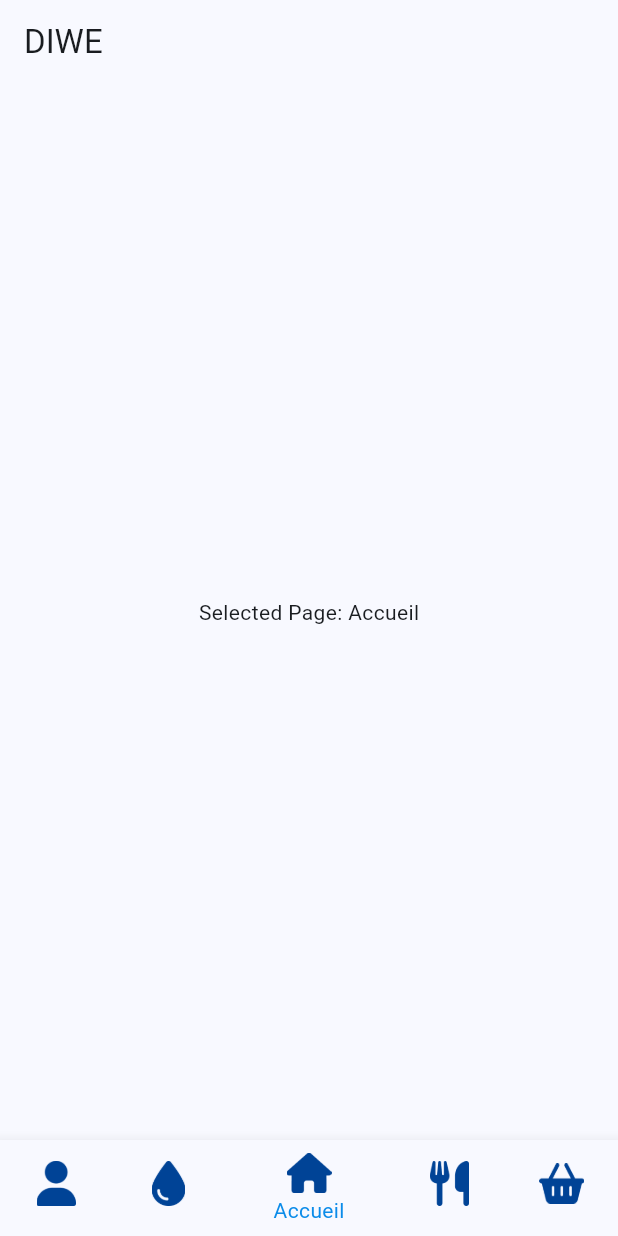
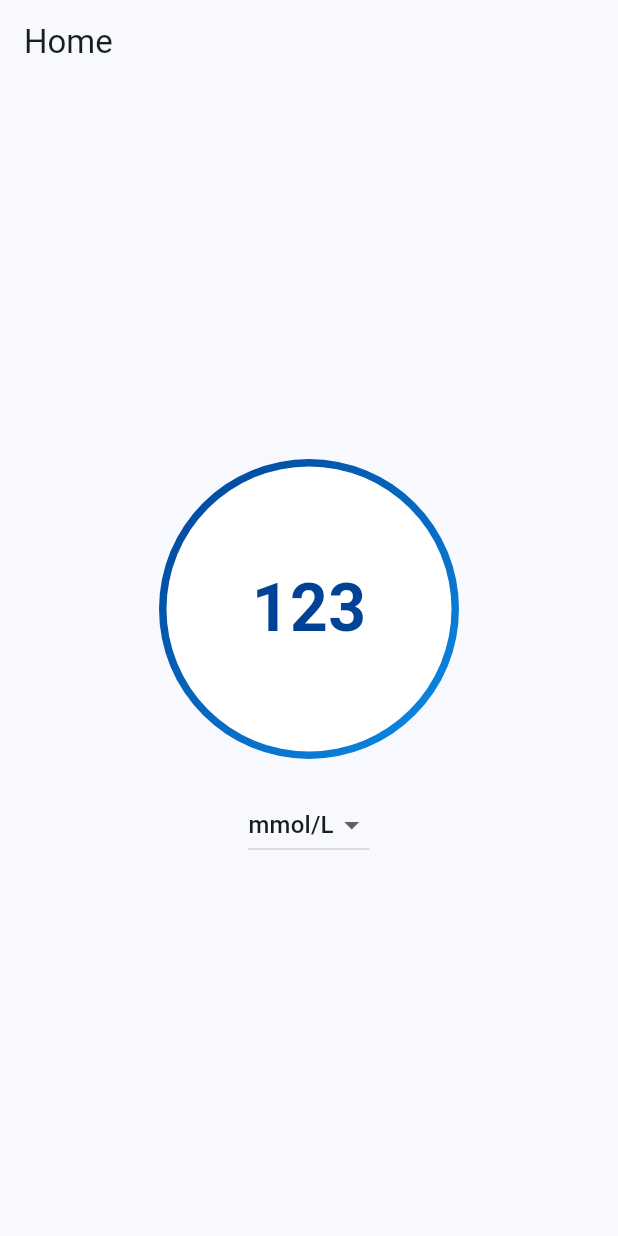
Before and after one commit to PaulDelamare/Diwe_front, a Flutter app: the screen it shows after launch, item 3 of the bottom bar chosen, on a phone screen of 412 x 824 dp. Run offline on Flutter 3.47's test engine with Material 3 defaults, Android fonts, the phone set to English and light mode, and no system bars.

Commit message:
page home, creation du cercle pour la glycémie

```diff
--- /dev/null
+++ b/lib/home/home.dart
@@ -0,0 +1,84 @@
+import 'package:flutter/material.dart';
+
+class HomePage extends StatefulWidget {
+  @override
+  _HomePageState createState() => _HomePageState();
+}
+
+class _HomePageState extends State<HomePage> {
+  String _selectedUnit = 'mmol/L'; // Unité par défaut
+
+  @override
+  Widget build(BuildContext context) {
+    return Scaffold(
+      appBar: AppBar(
+        title: Text('Home'),
+      ),
+      body: Center(
+        child: Column(
+          mainAxisAlignment: MainAxisAlignment.center,
+          children: [
+            Container(
+              width: 200,
+              height: 200,
+              child: Stack(
+                children: [
+                  Center(
+                    child: Container(
+                      width: double.infinity,
+                      height: double.infinity,
+                      decoration: BoxDecoration(
+                        shape: BoxShape.circle,
+                        gradient: LinearGradient(
+                          colors: [Color(0xFF004396), Color(0xFF0C8CE9)],
+                          begin: Alignment.topLeft,
+                          end: Alignment.bottomRight,
+                        ),
+                      ),
+                    ),
+                  ),
+                  Center(
+                    child: Container(
+                      width: 190,
+                      height: 190,
+                      decoration: BoxDecoration(
+                        shape: BoxShape.circle,
+                        color: Colors.white,
+                      ),
+                      child: Center(
+                        child: Text(
+                          '123', // donnée fictive en chiffre
+                          style: TextStyle(
+                            color: Color(0xFF004396),
+                            fontSize: 44,
+                            fontWeight: FontWeight.bold,
+                          ),
+                        ),
+                      ),
+                    ),
+                  ),
+                ],
+              ),
+            ),
+            SizedBox(height: 20),
+            // DropdownButton pour choisir l'unité
+            DropdownButton<String>(
+              value: _selectedUnit,
+              onChanged: (newValue) {
+                setState(() {
+                  _selectedUnit = newValue!;
+                });
+              },
+              items: <String>['mmol/L', 'mg/dl'].map<DropdownMenuItem<String>>((String value) {
+                return DropdownMenuItem<String>(
+                  value: value,
+                  child: Text(value),
+                );
+              }).toList(),
+            ),
+          ],
+        ),
+      ),
+    );
+  }
+}
--- a/lib/main.dart
+++ b/lib/main.dart
@@ -1,5 +1,6 @@
 import 'package:flutter/material.dart';
 import 'navbar.dart';
+import 'home/home.dart';
 
 void main() {
   runApp(const MyApp());
--- a/lib/navbar.dart
+++ b/lib/navbar.dart
@@ -1,4 +1,5 @@
 import 'package:flutter/material.dart';
+import 'home/home.dart';
 
 class Navbar extends StatefulWidget {
   const Navbar({Key? key}) : super(key: key);
@@ -26,9 +27,17 @@ class _NavbarState extends State<Navbar> {
     'Commandes',
   ];
 
+
+  //pour faire la navigation
   void _onItemTapped(int index) {
     setState(() {
       _selectedIndex = index;
+      if (_selectedIndex == 2) {
+        Navigator.pushReplacement(
+          context,
+          MaterialPageRoute(builder: (context) => HomePage()),
+        );
+      }
     });
   }
 
```
